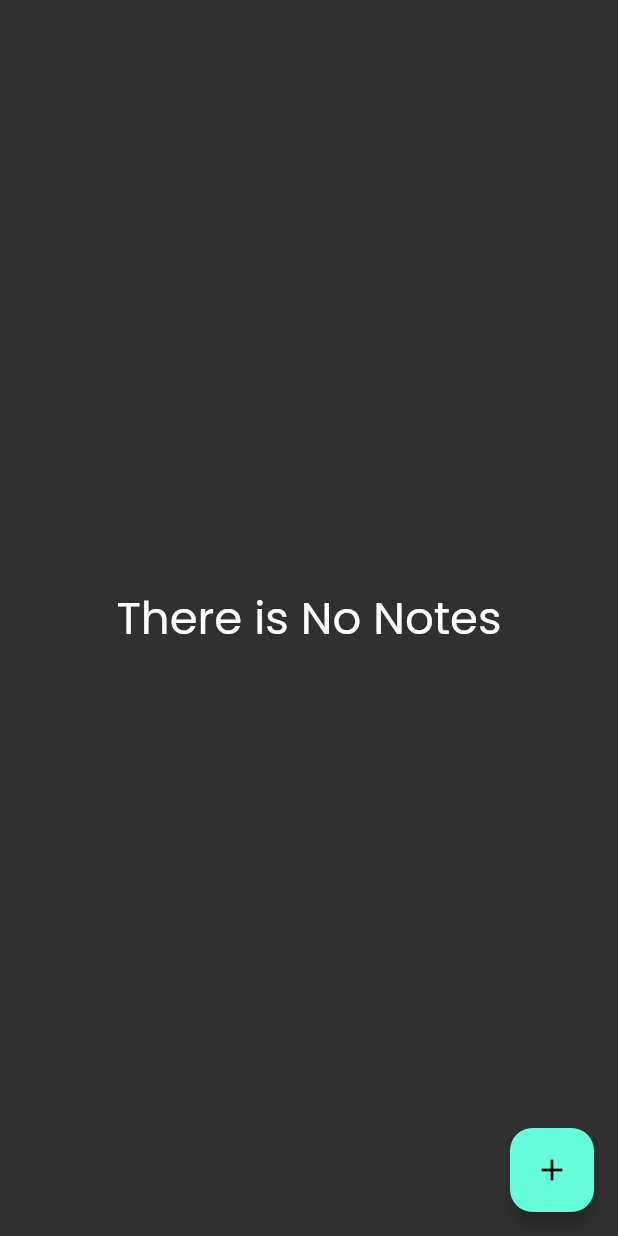
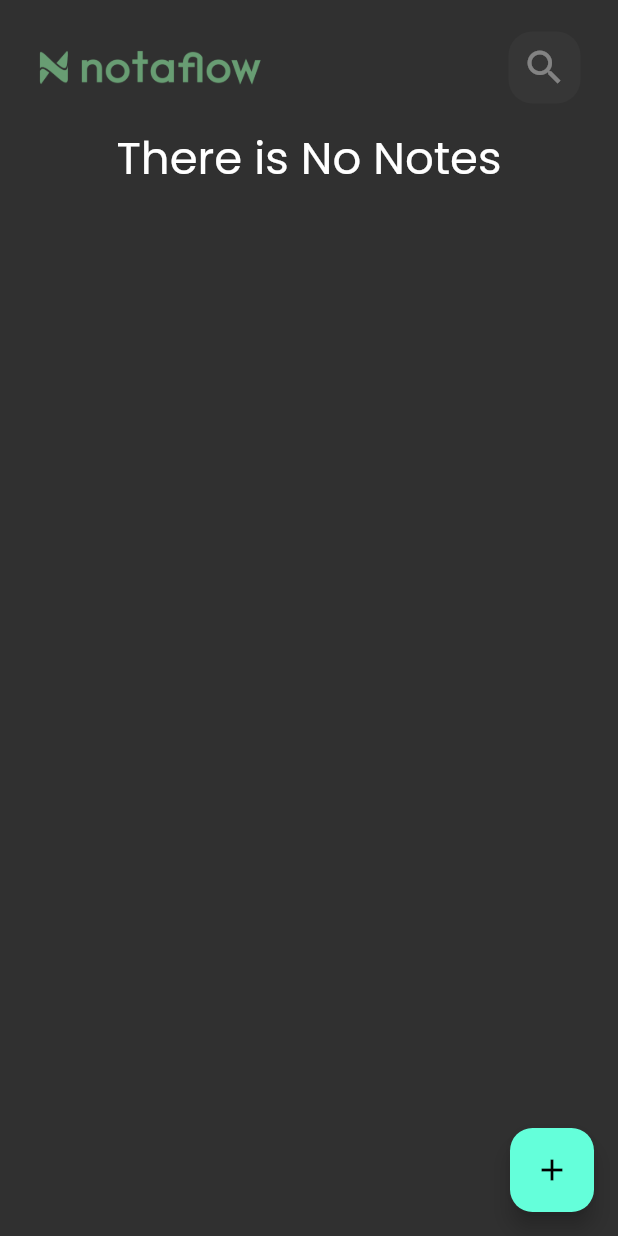
Before and after one commit to AmerDje/nota_flow_app, a Flutter app: the screen it shows after launch, on a phone screen of 412 x 824 dp. Run offline on Flutter 3.47's test engine with Material 2 defaults, Android fonts, the phone set to English and light mode, and no system bars; our stand-ins replace flutter_bloc, flutter_colorpicker, font_awesome_flutter, hive, hive_flutter; accounts and stored records are empty.

Commit message:
fix design

```diff
--- a/lib/features/home/presentation/views/widgets/notes_list_view.dart
+++ b/lib/features/home/presentation/views/widgets/notes_list_view.dart
@@ -1,5 +1,7 @@
 import 'package:flutter/material.dart';
 import 'package:flutter_bloc/flutter_bloc.dart';
+import 'package:nota_flow_app/core/components/custom_app_bar.dart';
+import 'package:nota_flow_app/core/utils/assets.dart';
 import 'package:nota_flow_app/features/home/models/note_model.dart';
 import 'package:nota_flow_app/features/home/presentation/cubit/notes_cubit.dart';
 import 'package:nota_flow_app/features/home/presentation/views/widgets/searchable_list.dart';
@@ -14,11 +16,28 @@ class NotesListView extends StatelessWidget {
       builder: (context, state) {
         List<NoteModel>? notesList = BlocProvider.of<NotesCubit>(context).notes;
         if (notesList!.isEmpty) {
-          return const Center(
-            child: Text(
-              "There is No Notes",
-              style: TextStyle(fontSize: 30, fontWeight: FontWeight.normal),
-            ),
+          return Column(
+            children: [
+              Padding(
+                padding:
+                    const EdgeInsets.only(bottom: 8.0, left: 10, right: 10),
+                child: CustomAppBar(
+                  icon: Icons.search,
+                  title: Image.asset(
+                    Assets.logoOnLetter,
+                    height: 60,
+                    width: 150,
+                  ),
+                  onPressed: null,
+                ),
+              ),
+              const Center(
+                child: Text(
+                  "There is No Notes",
+                  style: TextStyle(fontSize: 30, fontWeight: FontWeight.normal),
+                ),
+              ),
+            ],
           );
         } else {
           return SearchableNoteList(
--- a/lib/features/home/presentation/views/widgets/searchable_list.dart
+++ b/lib/features/home/presentation/views/widgets/searchable_list.dart
@@ -63,7 +63,7 @@ class _SearchableNoteListState extends State<SearchableNoteList> {
             physics: const BouncingScrollPhysics(),
             itemCount: filteredNotesList.length,
             itemBuilder: ((context, index) {
-              return NoteCardTile(note: filteredNotesList[index]);
+              return NoteCardTile(note: widget.notesList[index]);
             }),
           ),
         ),
```
